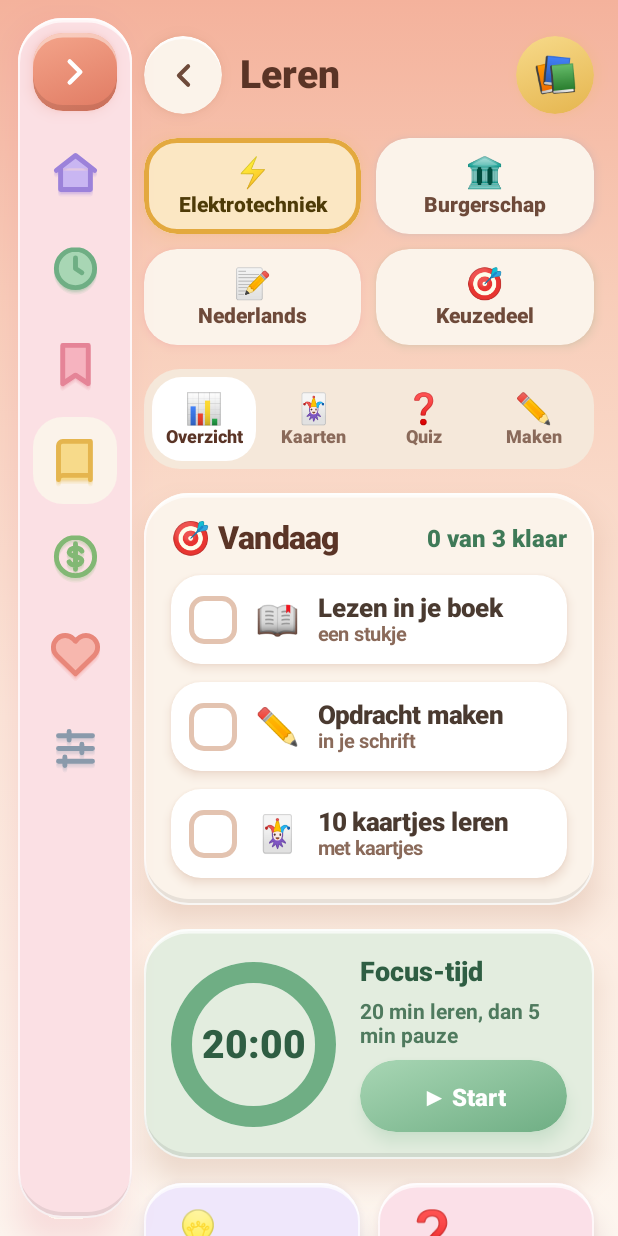
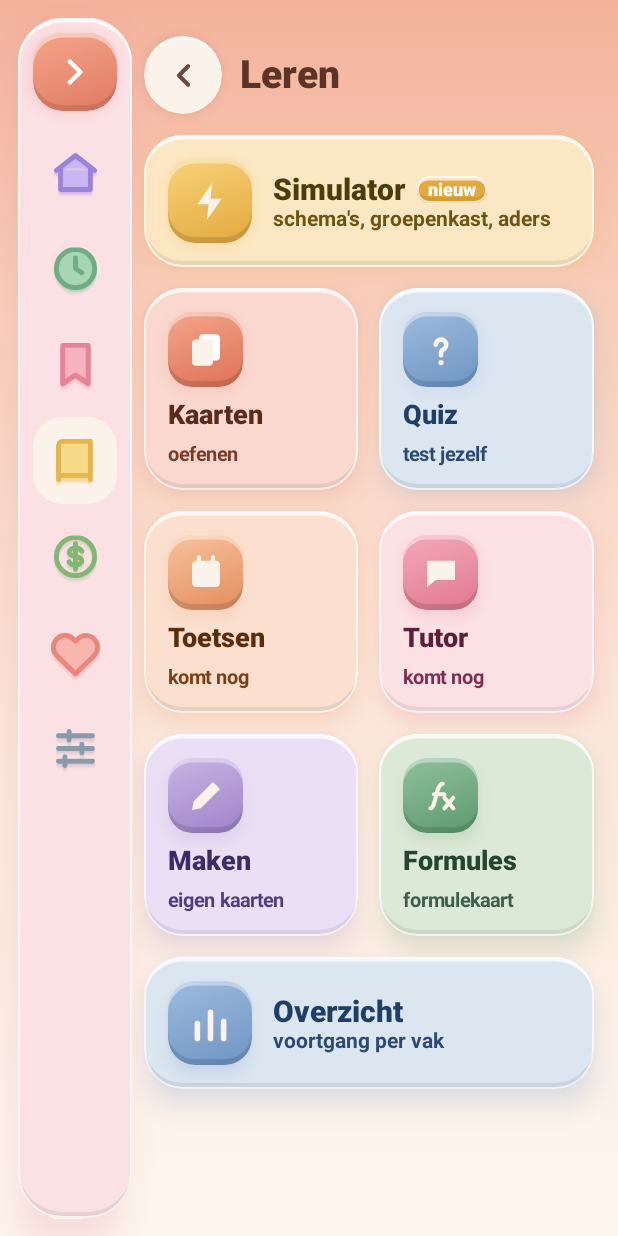
Before and after one commit to odeliamost-bit/bash-bord, an Android app built with Jetpack Compose: the @Preview function ToevoegenVoorbeeld, tab 4 chosen, on a phone screen of 412 x 824 dp. Run offline under Robolectric (Android 15) with nearby library versions, the phone set to English and light mode, and no system bars.

Commit message:
Leren als tegelscherm met nieuwe Simulator en Formules
Co-Authored-By: Claude Opus 5.5 <noreply@anthropic.com>
Claude-Session: https://claude.ai/code/session_01BVPRnzF8sqkkJjsQEfjpzX

```diff
--- a/app/src/main/java/nl/odelia/dashboard/ui/DashboardApp.kt
+++ b/app/src/main/java/nl/odelia/dashboard/ui/DashboardApp.kt
@@ -39,12 +39,17 @@ import nl.odelia.dashboard.ui.advies.AdviesScherm
 import nl.odelia.dashboard.ui.later.KomtLaterScherm
 import nl.odelia.dashboard.ui.instellingen.InstellingenScherm
 import nl.odelia.dashboard.ui.leren.LerenBegin
+import nl.odelia.dashboard.ui.leren.LerenTab
 import nl.odelia.dashboard.ui.leren.LerenScherm
 import nl.odelia.dashboard.ui.mail.MailBegin
 import nl.odelia.dashboard.ui.mail.MailScherm
 import nl.odelia.dashboard.ui.mensen.MensenBegin
 import nl.odelia.dashboard.ui.mensen.MensenScherm
 import nl.odelia.dashboard.ui.menu.Groep
+import nl.odelia.dashboard.ui.leren.LerenTegel
+import nl.odelia.dashboard.ui.leren.LerenTegelsScherm
+import nl.odelia.dashboard.ui.leren.SimDeel
+import nl.odelia.dashboard.ui.leren.SimulatorScherm
 import nl.odelia.dashboard.ui.menu.GroepScherm
 import nl.odelia.dashboard.ui.menu.Zijbalk
 import nl.odelia.dashboard.ui.menu.ZijbalkRuimte
@@ -85,6 +90,8 @@ sealed interface Scherm {
     data object Instellingen : Scherm
     data class Later(val plek: Plek) : Scherm
     data class GroepTegels(val groep: Groep) : Scherm
+    data object LerenTegels : Scherm
+    data class Simulator(val deel: SimDeel = SimDeel.Kast) : Scherm
 }
 
 /** De hele app: zijbalk links, het gekozen scherm rechts. */
@@ -130,7 +137,7 @@ fun DashboardApp(
             Plek.Mail -> { ga(Scherm.Thuis); ga(Scherm.Mail()) }
             Plek.Advies -> { ga(Scherm.Thuis); ga(Scherm.Advies()) }
             Plek.Zeilweer -> { ga(Scherm.Thuis); ga(Scherm.Zeilweer) }
-            Plek.Leren -> { ga(Scherm.Thuis); ga(Scherm.Leren()) }
+            Plek.Leren -> { ga(Scherm.Thuis); ga(Scherm.LerenTegels) }
             Plek.Cyclus -> { ga(Scherm.Thuis); ga(Scherm.Cyclus) }
             Plek.Wensen -> { ga(Scherm.Thuis); ga(Scherm.Wensen()) }
             Plek.Geld -> { ga(Scherm.Thuis); ga(Scherm.Geld()) }
@@ -187,6 +194,7 @@ fun DashboardApp(
         Scherm.Instellingen -> Plek.Instellingen
         is Scherm.Later -> scherm.plek
         is Scherm.GroepTegels -> scherm.groep.plekken.first()
+        Scherm.LerenTegels, is Scherm.Simulator -> Plek.Leren
     }.let(Groep::van)
 
     // Grote tekst (instelling): alle letters 20% groter.
@@ -246,6 +254,28 @@ fun DashboardApp(
                 is Scherm.Recepten -> ReceptenScherm(staat, acties, onTerug = ::terug, onMelding = ::toon, modifier = inhoud, begin = scherm.gekozen)
                 Scherm.Instellingen -> InstellingenScherm(staat, acties, onTerug = ::terug, onMelding = ::toon, modifier = inhoud)
                 is Scherm.Later -> KomtLaterScherm(scherm.plek, onTerug = ::terug, modifier = inhoud)
+                Scherm.LerenTegels -> LerenTegelsScherm(
+                    onTerug = ::terug,
+                    onKies = { t ->
+                        when (t) {
+                            LerenTegel.Simulator -> ga(Scherm.Simulator())
+                            LerenTegel.Formules -> ga(Scherm.Simulator(SimDeel.Formules))
+                            LerenTegel.Kaarten -> ga(Scherm.Leren(LerenBegin(tab = LerenTab.Kaarten)))
+                            LerenTegel.Quiz -> ga(Scherm.Leren(LerenBegin(tab = LerenTab.Quiz)))
+                            LerenTegel.Maken -> ga(Scherm.Leren(LerenBegin(tab = LerenTab.Maken)))
+                            LerenTegel.Overzicht -> ga(Scherm.Leren(LerenBegin(tab = LerenTab.Overzicht)))
+                            LerenTegel.Toetsen -> toon("Toetsen komt nog. Eerst samen bespreken.")
+                            LerenTegel.Tutor -> toon("De tutor kan pas met een eigen server voor de sleutel.")
+                        }
+                    },
+                    modifier = inhoud,
+                )
+                is Scherm.Simulator -> SimulatorScherm(
+                    begin = scherm.deel,
+                    onTerug = ::terug,
+                    onVoorlezen = { tekst -> if (!acties.voorlezen(tekst)) toon("Voorlezen lukt nog niet. Staat er een Nederlandse stem op je telefoon?") },
+                    modifier = inhoud,
+                )
                 is Scherm.GroepTegels -> GroepScherm(
                     groep = scherm.groep,
                     verborgen = staat.instellingen.verborgenMenu,
--- /dev/null
+++ b/app/src/main/java/nl/odelia/dashboard/ui/leren/LerenTegels.kt
@@ -0,0 +1,134 @@
+package nl.odelia.dashboard.ui.leren
+
+import androidx.compose.foundation.clickable
+import androidx.compose.foundation.layout.Arrangement
+import androidx.compose.foundation.layout.Box
+import androidx.compose.foundation.layout.Column
+import androidx.compose.foundation.layout.IntrinsicSize
+import androidx.compose.foundation.layout.Row
+import androidx.compose.foundation.layout.fillMaxHeight
+import androidx.compose.foundation.layout.fillMaxSize
+import androidx.compose.foundation.layout.fillMaxWidth
+import androidx.compose.foundation.layout.height
+import androidx.compose.foundation.layout.padding
+import androidx.compose.foundation.layout.widthIn
+import androidx.compose.foundation.rememberScrollState
+import androidx.compose.foundation.shape.RoundedCornerShape
+import androidx.compose.foundation.verticalScroll
+import androidx.compose.runtime.Composable
+import androidx.compose.ui.Alignment
+import androidx.compose.ui.Modifier
+import androidx.compose.ui.draw.clip
+import androidx.compose.ui.graphics.Color
+import androidx.compose.ui.text.font.FontWeight
+import androidx.compose.ui.unit.dp
+import androidx.compose.ui.unit.sp
+import nl.odelia.dashboard.ui.onderdelen.IcoonBlok
+import nl.odelia.dashboard.ui.onderdelen.TerugBalk
+import nl.odelia.dashboard.ui.onderdelen.Tekst
+import nl.odelia.dashboard.ui.onderdelen.Vorm
+import nl.odelia.dashboard.ui.onderdelen.klei
+import nl.odelia.dashboard.ui.onderdelen.rechthoek
+import nl.odelia.dashboard.ui.theme.Kleur
+import nl.odelia.dashboard.ui.theme.Pastel
+import nl.odelia.dashboard.ui.theme.Pastels
+
+/** Waar een tegel op het Leren-tegelscherm heen gaat. */
+enum class LerenTegel { Simulator, Kaarten, Quiz, Toetsen, Tutor, Maken, Formules, Overzicht }
+
+private val wit = Kleur.Kaart
+private val icoonBliksem = listOf(Vorm("M13 2L5 13.5h6L10 22l8-11.5h-6z", vul = wit))
+private val icoonKaarten = listOf(Vorm(rechthoek(8f, 3f, 12f, 15f, 2f), vul = Color.White), Vorm(rechthoek(4f, 6f, 12f, 15f, 2f), vul = wit))
+private val icoonVraag = listOf(Vorm("M9 9a3 3 0 1 1 4.2 2.8c-.8.4-1.2 1-1.2 1.9V15", lijn = wit, dikte = 2.6f), Vorm("M12 19.2h.01", lijn = wit, dikte = 3f))
+private val icoonAgenda = listOf(Vorm(rechthoek(4f, 5f, 16f, 15f, 2.5f), vul = wit), Vorm("M8 3v4M16 3v4", lijn = wit, dikte = 2.4f))
+private val icoonPraat = listOf(Vorm("M4 5h16v11H9l-5 4z", vul = wit))
+private val icoonPotlood = listOf(Vorm("M4 20l1-5L16 4l4 4L9 19z", vul = wit))
+private val icoonFormule = listOf(Vorm("M6 19c3 0 3-14 7-14M8 11h6M14 13l5 6M19 13l-5 6", lijn = wit, dikte = 2.4f))
+private val icoonStaaf = listOf(Vorm("M5 20V12M12 20V6M19 20v-9", lijn = wit, dikte = 3f))
+
+/** Geel voor de Simulator, net als het bliksem-icoontje in het ontwerp. */
+private val Zon = Pastel(0xFFFBE7C3, 0xFFF7D27A, 0xFFE3A93E, 0xFF6E5410, 0xFF4E3B08, 0xFF8A6A10)
+
+/** Leren als tegelscherm (gekozen door Odelia, okt 2026): kies wat je wilt doen. */
+@Composable
+fun LerenTegelsScherm(onTerug: () -> Unit, onKies: (LerenTegel) -> Unit, modifier: Modifier = Modifier) {
+    Box(modifier.fillMaxSize().verticalScroll(rememberScrollState()), contentAlignment = Alignment.TopCenter) {
+        Column(
+            Modifier
+                .widthIn(max = 560.dp)
+                .fillMaxWidth()
+                .padding(start = 8.dp, end = 16.dp, top = 24.dp, bottom = 40.dp),
+            verticalArrangement = Arrangement.spacedBy(14.dp),
+        ) {
+            TerugBalk("Leren", onTerug)
+            BreedTegel(Zon, icoonBliksem, "Simulator", "schema's, groepenkast, aders", nieuw = true) { onKies(LerenTegel.Simulator) }
+            Rij(
+                { Tegel(Pastels.Koraal, icoonKaarten, "Kaarten", "oefenen", it) { onKies(LerenTegel.Kaarten) } },
+                { Tegel(Pastels.Blauw, icoonVraag, "Quiz", "test jezelf", it) { onKies(LerenTegel.Quiz) } },
+            )
+            Rij(
+                { Tegel(Pastels.Abrikoos, icoonAgenda, "Toetsen", "komt nog", it) { onKies(LerenTegel.Toetsen) } },
+                { Tegel(Pastels.Roze, icoonPraat, "Tutor", "komt nog", it) { onKies(LerenTegel.Tutor) } },
+            )
+            Rij(
+                { Tegel(Pastels.Lila, icoonPotlood, "Maken", "eigen kaarten", it) { onKies(LerenTegel.Maken) } },
+                { Tegel(Pastels.Salie, icoonFormule, "Formules", "formulekaart", it) { onKies(LerenTegel.Formules) } },
+            )
+            BreedTegel(Pastels.Blauw, icoonStaaf, "Overzicht", "voortgang per vak") { onKies(LerenTegel.Overzicht) }
+        }
+    }
+}
+
+@Composable
+private fun Rij(links: @Composable (Modifier) -> Unit, rechts: @Composable (Modifier) -> Unit) {
+    Row(Modifier.height(IntrinsicSize.Min), horizontalArrangement = Arrangement.spacedBy(14.dp)) {
+        links(Modifier.weight(1f))
+        rechts(Modifier.weight(1f))
+    }
+}
+
+@Composable
+private fun BreedTegel(p: Pastel, icoon: List<Vorm>, naam: String, sub: String, nieuw: Boolean = false, onClick: () -> Unit) {
+    val vorm = RoundedCornerShape(26.dp)
+    Row(
+        Modifier
+            .fillMaxWidth()
+            .klei(p.kaart, vorm, p.donker, hoogte = 10.dp)
+            .clip(vorm)
+            .clickable(onClick = onClick)
+            .padding(16.dp),
+        verticalAlignment = Alignment.CenterVertically,
+        horizontalArrangement = Arrangement.spacedBy(14.dp),
+    ) {
+        IcoonBlok(p.licht, p.donker, icoon, maat = 56.dp, hoek = 18.dp, icoonMaat = 30.dp)
+        Column(Modifier.weight(1f)) {
+            Row(verticalAlignment = Alignment.CenterVertically, horizontalArrangement = Arrangement.spacedBy(8.dp)) {
+                Tekst(naam, 20.sp, kleur = p.groot)
+                if (nieuw) {
+                    Box(Modifier.klei(p.donker, RoundedCornerShape(8.dp), p.donker, hoogte = 0.dp).padding(horizontal = 7.dp, vertical = 2.dp)) {
+                        Tekst("nieuw", 12.sp, kleur = Color.White)
+                    }
+                }
+            }
+            Tekst(sub, 14.sp, dikte = FontWeight.Bold, kleur = p.label)
+        }
+    }
+}
+
+@Composable
+private fun Tegel(p: Pastel, icoon: List<Vorm>, naam: String, sub: String, modifier: Modifier, onClick: () -> Unit) {
+    val vorm = RoundedCornerShape(26.dp)
+    Column(
+        modifier
+            .fillMaxHeight()
+            .klei(p.kaart, vorm, p.donker, hoogte = 10.dp)
+            .clip(vorm)
+            .clickable(onClick = onClick)
+            .padding(16.dp),
+        verticalArrangement = Arrangement.spacedBy(8.dp),
+    ) {
+        IcoonBlok(p.licht, p.donker, icoon, maat = 50.dp, hoek = 16.dp)
+        Tekst(naam, 18.sp, kleur = p.groot)
+        Tekst(sub, 13.sp, dikte = FontWeight.Bold, kleur = p.label)
+    }
+}
--- a/app/src/main/java/nl/odelia/dashboard/ui/thuis/SnelNaar.kt
+++ b/app/src/main/java/nl/odelia/dashboard/ui/thuis/SnelNaar.kt
@@ -34,9 +34,8 @@ import nl.odelia.dashboard.ui.onderdelen.klei
 import nl.odelia.dashboard.ui.theme.Pastel
 import nl.odelia.dashboard.ui.theme.Pastels
 
-/** Boeken en Simulator staan (nog) als pagina op claude.ai, zoals in het ontwerp. */
+/** Boeken staat (nog) als pagina op claude.ai. De Simulator zit nu in de app. */
 private const val BoekenLink = "https://claude.ai/code/artifact/e23f1beb-e479-44cd-83c7-2713d32d0692"
-private const val SimulatorLink = "https://claude.ai/code/artifact/5e73741c-be08-4cc6-bf2e-f07182ff4db3"
 
 private val Zon = Pastel(0xFFFBEBC4, 0xFFF7DA8A, 0xFFE5B54E, 0xFF6E5410, 0xFF4E3B08, 0xFF8A6A10)
 private val Leerkleur = Pastel(0xFFFFF1B8, 0xFFF7DA8A, 0xFFD9A633, 0xFF6E5410, 0xFF4E3B08, 0xFF6E5410)
@@ -78,7 +77,7 @@ fun SnelNaar(
         TegelSoort.Week -> Tegel(Pastels.Blauw, Icoontjes.week, t.naam, modifier) { onGaNaar(Scherm.Lijst()) }
         TegelSoort.Wensen -> Tegel(Pastels.Roze, Icoontjes.hart, t.naam, modifier) { onPlek(Plek.Wensen) }
         TegelSoort.Boeken -> Tegel(Zon, icoonBoeken, t.naam, modifier) { openPagina("Boeken", BoekenLink) }
-        TegelSoort.Simulator -> Tegel(Turkoois, icoonBliksem, t.naam, modifier) { openPagina("Simulator", SimulatorLink) }
+        TegelSoort.Simulator -> Tegel(Turkoois, icoonBliksem, t.naam, modifier) { onGaNaar(Scherm.Simulator()) }
         TegelSoort.Advies, TegelSoort.Leren -> Unit
     }
 
--- a/hulpmiddelen/voorproef/src/main/kotlin/voorproef/Teken.kt
+++ b/hulpmiddelen/voorproef/src/main/kotlin/voorproef/Teken.kt
@@ -47,6 +47,10 @@ fun main(args: Array<String>) {
     teken("7-lijst", 411, 1300) { DashboardApp(staat, geen, beginScherm = Scherm.Lijst()) }
     teken("8-mensen", 411, 1300) { DashboardApp(staat, geen, beginScherm = Scherm.Mensen()) }
     teken("9-urenmail", 411, 1500) { DashboardApp(staat, geen, beginScherm = Scherm.Urenmail) }
+    teken("23-groep-voor-mij", 411, 870) { DashboardApp(staat, geen, beginScherm = Scherm.GroepTegels(nl.odelia.dashboard.ui.menu.Groep.VoorMij)) }
+    teken("24-leren-tegels", 411, 1150) { DashboardApp(staat, geen, beginScherm = Scherm.LerenTegels) }
+    teken("25-simulator-kast", 411, 1500) { DashboardApp(staat, geen, beginScherm = Scherm.Simulator()) }
+    teken("26-formules", 411, 1300) { DashboardApp(staat, geen, beginScherm = Scherm.Simulator(nl.odelia.dashboard.ui.leren.SimDeel.Formules)) }
     teken("10-tablet", 800, 1200) { DashboardApp(staat, geen) }
     val metWeer = staat.copy(zeilweer = Voorbeeld.zeilweer())
     // Op de computer staan geen weer-apps: grijze vlakjes in plaats van de echte icoontjes.
```
Also changed, not shown: app/src/main/java/nl/odelia/dashboard/logica/Simulator.kt (added, +146 -0 lines), app/src/main/java/nl/odelia/dashboard/ui/leren/SimulatorScherm.kt (added, +318 -0 lines), 2 other files.
